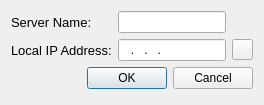
Before: the Qt Designer form Projects/CoX/Utilities/SEGSAdmin/GenerateConfigFileDialog.ui in Segs/Segs, drawn with Qt 5.
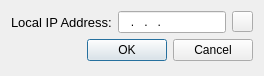
After: the same form once the commit is applied. Icons and pictures are not drawn.

Patch:
```diff
--- a/Projects/CoX/Utilities/SEGSAdmin/GenerateConfigFileDialog.ui
+++ b/Projects/CoX/Utilities/SEGSAdmin/GenerateConfigFileDialog.ui
@@ -7,7 +7,7 @@
     <x>0</x>
     <y>0</y>
     <width>260</width>
-    <height>105</height>
+    <height>76</height>
    </rect>
   </property>
   <property name="windowTitle">
@@ -18,37 +18,6 @@
   </property>
   <layout class="QFormLayout" name="formLayout">
    <item row="0" column="0">
-    <widget class="QLabel" name="config_server_name">
-     <property name="font">
-      <font>
-       <pointsize>10</pointsize>
-      </font>
-     </property>
-     <property name="text">
-      <string>Server Name:</string>
-     </property>
-    </widget>
-   </item>
-   <item row="0" column="1">
-    <widget class="QLineEdit" name="config_server_name_edit">
-     <property name="minimumSize">
-      <size>
-       <width>108</width>
-       <height>22</height>
-      </size>
-     </property>
-     <property name="maximumSize">
-      <size>
-       <width>108</width>
-       <height>22</height>
-      </size>
-     </property>
-     <property name="cursorMoveStyle">
-      <enum>Qt::LogicalMoveStyle</enum>
-     </property>
-    </widget>
-   </item>
-   <item row="1" column="0">
     <widget class="QLabel" name="config_ip">
      <property name="font">
       <font>
@@ -60,7 +29,7 @@
      </property>
     </widget>
    </item>
-   <item row="1" column="1">
+   <item row="0" column="1">
     <layout class="QHBoxLayout" name="horizontalLayout">
      <item>
       <widget class="QLineEdit" name="config_ip_edit">
@@ -118,7 +87,7 @@
      </item>
     </layout>
    </item>
-   <item row="2" column="0" colspan="2">
+   <item row="1" column="0" colspan="2">
     <widget class="QDialogButtonBox" name="buttonBox">
      <property name="orientation">
       <enum>Qt::Horizontal</enum>
```
Left out of the diff: 1 changed line with no effect on the pictures.
